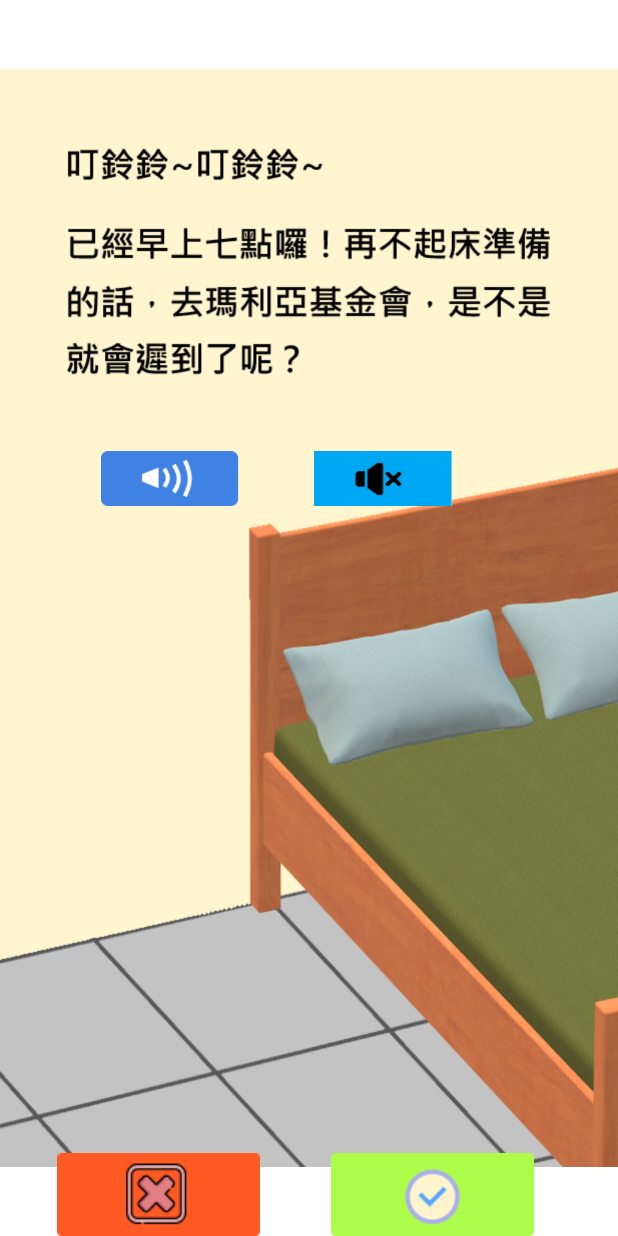
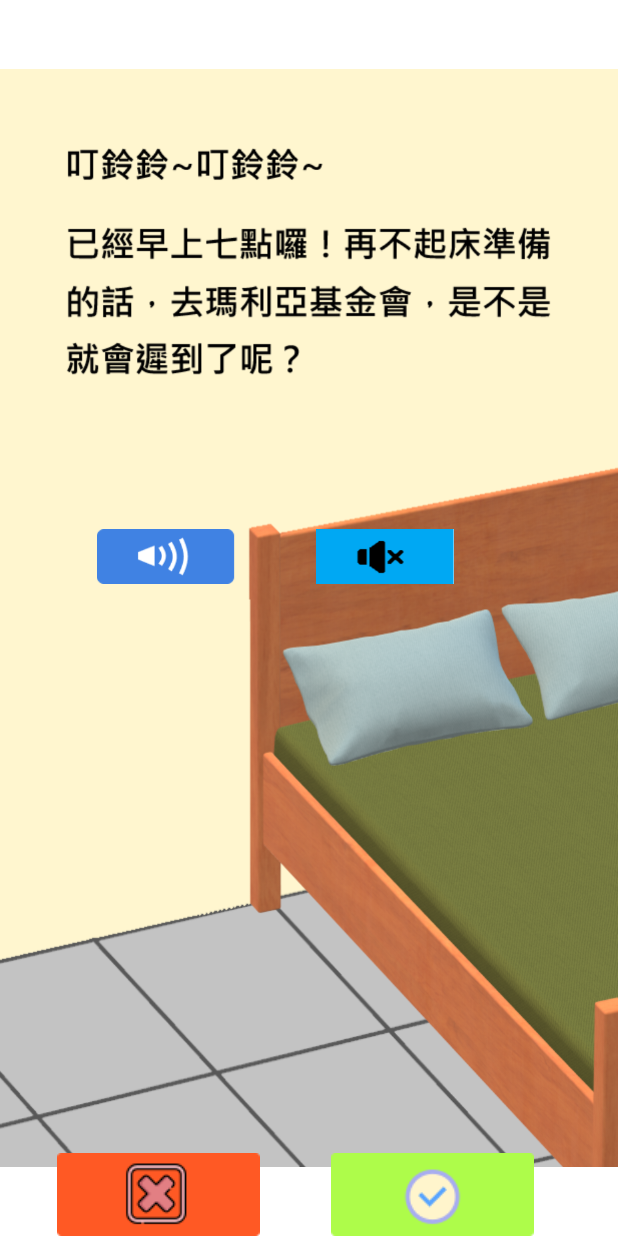
Before and after one commit to s1071492/Project0609, an Android app: the GamePage1 screen opened directly, with no data from a screen before it, on a phone screen of 412 x 824 dp. Run offline under Robolectric (Android 15) with nearby library versions, the light colour scheme and no system bars; 1 statement that could not run was skipped.

Commit message:
0923音檔更新

```diff
--- a/app/src/main/res/layout/activity_game_page1.xml
+++ b/app/src/main/res/layout/activity_game_page1.xml
@@ -11,7 +11,7 @@
         android:id="@+id/img"
         android:layout_width="wrap_content"
         android:layout_height="wrap_content"
-        app:layout_constraintBottom_toBottomOf="parent"
+        app:layout_constraintBottom_toTopOf="@+id/guideline4"
         app:layout_constraintEnd_toEndOf="parent"
         app:layout_constraintHorizontal_bias="1.0"
         app:layout_constraintStart_toStartOf="parent"
@@ -23,10 +23,10 @@
         android:id="@+id/imgplay2"
         android:layout_width="92dp"
         android:layout_height="54dp"
-        android:layout_marginTop="292dp"
+        android:layout_marginTop="344dp"
         android:onClick="StartPlay"
         app:layout_constraintEnd_toEndOf="parent"
-        app:layout_constraintHorizontal_bias="0.655"
+        app:layout_constraintHorizontal_bias="0.658"
         app:layout_constraintStart_toStartOf="parent"
         app:layout_constraintTop_toTopOf="@+id/guideline2"
         app:srcCompat="@drawable/nosound" />
@@ -35,10 +35,10 @@
         android:id="@+id/imgplay1"
         android:layout_width="92dp"
         android:layout_height="54dp"
-        android:layout_marginTop="292dp"
+        android:layout_marginTop="344dp"
         android:onClick="StartPlay"
         app:layout_constraintEnd_toEndOf="parent"
-        app:layout_constraintHorizontal_bias="0.21"
+        app:layout_constraintHorizontal_bias="0.203"
         app:layout_constraintStart_toStartOf="parent"
         app:layout_constraintTop_toTopOf="@+id/guideline2"
         app:srcCompat="@drawable/play" />
@@ -47,7 +47,7 @@
         android:id="@+id/btnNo"
         android:layout_width="wrap_content"
         android:layout_height="wrap_content"
-        app:layout_constraintBottom_toBottomOf="parent"
+        app:layout_constraintBottom_toTopOf="@+id/guideline4"
         app:layout_constraintEnd_toStartOf="@+id/btnYes"
         app:layout_constraintHorizontal_bias="0.446"
         app:layout_constraintStart_toStartOf="parent"
@@ -60,7 +60,7 @@
         android:layout_width="wrap_content"
         android:layout_height="wrap_content"
         android:layout_marginEnd="56dp"
-        app:layout_constraintBottom_toBottomOf="parent"
+        app:layout_constraintBottom_toTopOf="@+id/guideline4"
         app:layout_constraintEnd_toEndOf="parent"
         app:layout_constraintTop_toTopOf="@+id/guideline2"
         app:layout_constraintVertical_bias="1.0"
@@ -77,7 +77,16 @@
         android:layout_width="wrap_content"
         android:layout_height="wrap_content"
         android:orientation="horizontal"
-        app:layout_constraintGuide_begin="0dp" />
+        app:layout_constraintGuide_percent="0.0"
+        />
+
+    <androidx.constraintlayout.widget.Guideline
+        android:id="@+id/guideline4"
+        android:layout_width="wrap_content"
+        android:layout_height="wrap_content"
+        android:orientation="horizontal"
+        app:layout_constraintGuide_percent="1.0"
+        />
 
 
 </androidx.constraintlayout.widget.ConstraintLayout>
```
Also changed, not shown: app/src/main/res/layout/activity_game_page2.xml (+14 -6 lines).
